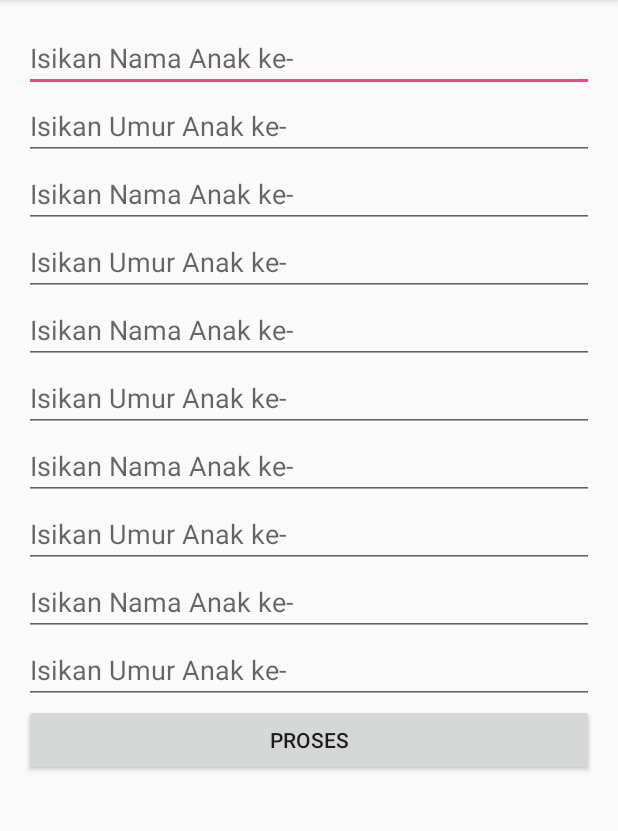
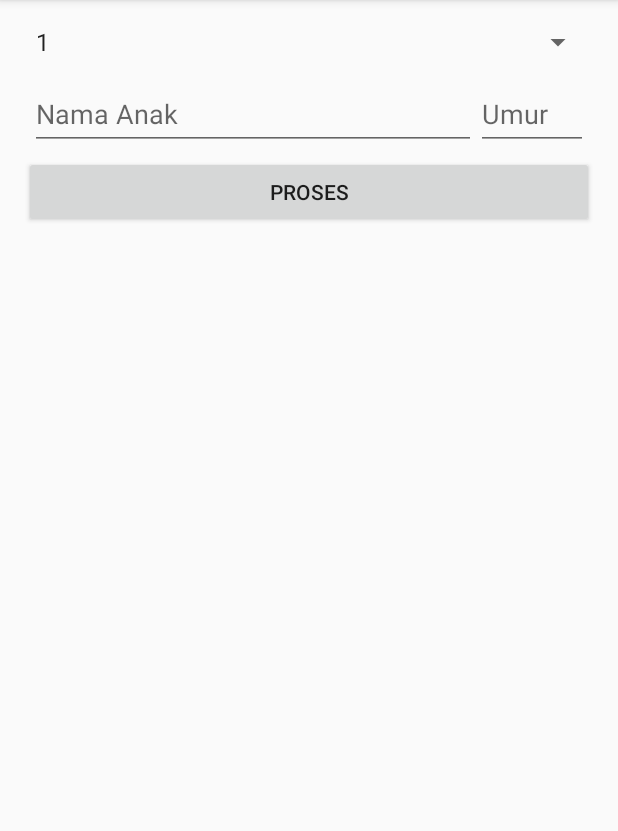
Before and after one commit to saskiapuspita/AdvancedWidget1, an Android app: the screen it shows after launch (MainActivity), after a tap on "PROSES", on a phone screen of 412 x 824 dp, the part 84-915 px from its top. Run offline under Robolectric (Android 15) with nearby library versions, the phone set to English and light mode, and no system bars.

Commit message:
Widget Programming Final Part

```diff
--- a/app/build.gradle
+++ b/app/build.gradle
@@ -2,7 +2,7 @@ apply plugin: 'com.android.application'
 
 android {
     compileSdkVersion 23
-    buildToolsVersion "24.0.1"
+    buildToolsVersion "23.0.3"
 
     defaultConfig {
         applicationId "id.sch.smktelkom_mlg.learn.advancedwidget1"
@@ -23,4 +23,5 @@ dependencies {
     compile fileTree(dir: 'libs', include: ['*.jar'])
     testCompile 'junit:junit:4.12'
     compile 'com.android.support:appcompat-v7:23.4.0'
+    compile 'com.android.support:design:23.4.0'
 }
--- a/app/src/main/java/id/sch/smktelkom_mlg/learn/advancedwidget1/MainActivity.java
+++ b/app/src/main/java/id/sch/smktelkom_mlg/learn/advancedwidget1/MainActivity.java
@@ -2,44 +2,75 @@ package id.sch.smktelkom_mlg.learn.advancedwidget1;
 
 import android.os.Bundle;
 import android.support.v7.app.AppCompatActivity;
-import android.text.InputType;
+import android.view.LayoutInflater;
 import android.view.View;
-import android.widget.Button;
+import android.widget.AdapterView;
+import android.widget.ArrayAdapter;
 import android.widget.EditText;
 import android.widget.LinearLayout;
+import android.widget.Spinner;
 import android.widget.TextView;
 
 public class MainActivity extends AppCompatActivity {
+    Spinner spJumlah;
+    LinearLayout llAnak;
+    TextView tvHasil;
 
     @Override
     protected void onCreate(Bundle savedInstanceState) {
         super.onCreate(savedInstanceState);
         setContentView(R.layout.activity_main);
 
-        final LinearLayout llMain = (LinearLayout) findViewById(R.id.LinearLayoutMain);
+        spJumlah = (Spinner) findViewById(R.id.spinnerJumlahAnak);
+        Integer[] arJumlah = new Integer[10];
+        for (int i = 0; i < 10; i++) {
+            arJumlah[i] = i + 1;
+        }
+        ArrayAdapter adapter = new ArrayAdapter<>(this,
+                android.R.layout.simple_spinner_item, arJumlah);
+        adapter.setDropDownViewResource(android.R.layout.simple_spinner_dropdown_item);
+        spJumlah.setAdapter(adapter);
 
-        addEditText(llMain);
+        llAnak = (LinearLayout) findViewById(R.id.linearLayoutAnak);
+        tvHasil = (TextView) findViewById(R.id.textViewHasil);
 
-        Button bProses = new Button(this);
-
-        bProses.setText("Proses");
-        llMain.addView(bProses);
-        final TextView tvHasil = new TextView(this);
-        llMain.addView(tvHasil);
-
-        bProses.setOnClickListener(new View.OnClickListener() {
+        findViewById(R.id.buttonProses).setOnClickListener(new View.OnClickListener() {
             @Override
             public void onClick(View view) {
-                doProses(llMain);
+                doProses();
+            }
+        });
+
+        spJumlah.setOnItemSelectedListener(new AdapterView.OnItemSelectedListener() {
+            @Override
+            public void onItemSelected(AdapterView<?> adapterView, View view, int i, long l) {
+                addEditText((int) spJumlah.getSelectedItem());
+            }
+
+            @Override
+            public void onNothingSelected(AdapterView<?> adapterView) {
+                //
             }
         });
     }
 
-    private void doProses(LinearLayout llMain) {
+    private void addEditText(int jumlah) {
+        llAnak.removeAllViews();
+        for (int i = 1; i <= jumlah; i++) {
+            View v = LayoutInflater.from(this).inflate(R.layout.layout_anak, llAnak, false);
+            v.setTag("Anak" + i);
+            llAnak.addView(v);
+        }
+    }
+
+    private void doProses() {
+        int jumlah = (int) spJumlah.getSelectedItem();
         String hasil = "";
-        for (int i = 0; i < 5; i++) {
-            EditText etNama = (EditText) llMain.getChildAt(i * 2);
-            EditText etUmur = (EditText) llMain.getChildAt((i * 2) + 1);
+        for (int i = 1; i <= jumlah; i++) {
+            LinearLayout llNow = (LinearLayout) llAnak.findViewWithTag("Anak" + i);
+
+            EditText etNama = (EditText) llNow.findViewById(R.id.editTextNama);
+            EditText etUmur = (EditText) llNow.findViewById(R.id.editTextUmur);
 
             String nama = etNama.getText().toString().trim();
             String umur = etUmur.getText().toString();
@@ -47,24 +78,10 @@ public class MainActivity extends AppCompatActivity {
             if (umur.isEmpty())
                 umur = "0";
             if (!nama.isEmpty())
-                hasil += "Anak ke-" + (i + 1) + ": " + nama + " umur " + umur + " tahun\n";
+                hasil += "Anak ke-" + i + ": " + nama + " umur " + umur + " tahun\n";
         }
 
-        TextView tvHasil = (TextView) llMain.getChildAt(11);
+
         tvHasil.setText(hasil);
     }
-
-
-    private void addEditText(LinearLayout llMain) {
-        for (int i = 1; i <= 5; i++) {
-            final EditText etNama = new EditText(this);
-            llMain.addView(etNama);
-            etNama.setHint("Isikan Nama Anak ke-");
-
-            final EditText etUmur = new EditText(this);
-            llMain.addView(etUmur);
-            etUmur.setHint("Isikan Umur Anak ke-");
-            etUmur.setInputType(InputType.TYPE_CLASS_NUMBER);
-        }
-    }
 }
--- a/app/src/main/res/layout/activity_main.xml
+++ b/app/src/main/res/layout/activity_main.xml
@@ -1,8 +1,11 @@
 <?xml version="1.0" encoding="utf-8"?>
-<LinearLayout xmlns:android="http://schemas.android.com/apk/res/android"
+<ScrollView xmlns:android="http://schemas.android.com/apk/res/android"
     xmlns:tools="http://schemas.android.com/tools"
-    android:id="@+id/LinearLayoutMain"
     android:layout_width="match_parent"
+    android:layout_height="match_parent">
+
+    <LinearLayout
+        android:layout_width="match_parent"
     android:layout_height="match_parent"
     android:orientation="vertical"
     android:paddingBottom="@dimen/activity_vertical_margin"
@@ -11,5 +14,28 @@
     android:paddingTop="@dimen/activity_vertical_margin"
     tools:context="id.sch.smktelkom_mlg.learn.advancedwidget1.MainActivity">
 
+        <Spinner
+            android:id="@+id/spinnerJumlahAnak"
+            android:layout_width="match_parent"
+            android:layout_height="wrap_content" />
 
-</LinearLayout>
+        <LinearLayout
+            android:id="@+id/linearLayoutAnak"
+            android:layout_width="match_parent"
+            android:layout_height="wrap_content"
+            android:orientation="vertical"></LinearLayout>
+
+        <Button
+            android:id="@+id/buttonProses"
+            android:layout_width="match_parent"
+            android:layout_height="wrap_content"
+            android:text="Proses" />
+
+        <TextView
+            android:id="@+id/textViewHasil"
+            android:layout_width="match_parent"
+            android:layout_height="wrap_content"
+            tools:text="Hasil" />
+
+    </LinearLayout>
+</ScrollView>
--- /dev/null
+++ b/app/src/main/res/layout/layout_anak.xml
@@ -0,0 +1,34 @@
+<?xml version="1.0" encoding="utf-8"?>
+<LinearLayout xmlns:android="http://schemas.android.com/apk/res/android"
+    android:layout_width="match_parent"
+    android:layout_height="match_parent"
+    android:padding="4dp"
+    android:weightSum="1">
+
+    <android.support.design.widget.TextInputLayout
+        android:layout_width="0dp"
+        android:layout_height="wrap_content"
+        android:layout_weight="0.8">
+
+        <android.support.design.widget.TextInputEditText
+            android:id="@+id/editTextNama"
+            android:layout_width="match_parent"
+            android:layout_height="match_parent"
+            android:hint="Nama Anak" />
+
+    </android.support.design.widget.TextInputLayout>
+
+    <android.support.design.widget.TextInputLayout
+        android:layout_width="0dp"
+        android:layout_height="wrap_content"
+        android:layout_weight="0.2">
+
+        <android.support.design.widget.TextInputEditText
+            android:id="@+id/editTextUmur"
+            android:layout_width="match_parent"
+            android:layout_height="match_parent"
+            android:hint="Umur"
+            android:maxLength="2" />
+
+    </android.support.design.widget.TextInputLayout>
+</LinearLayout>
```
